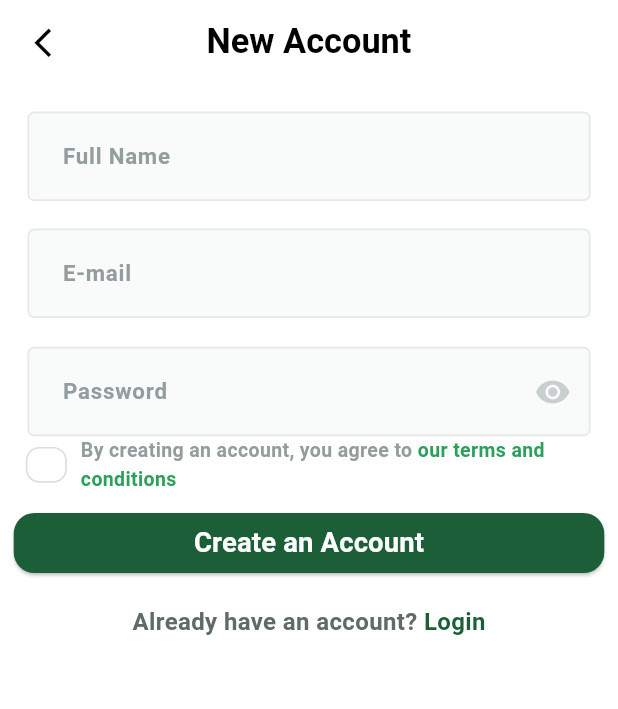
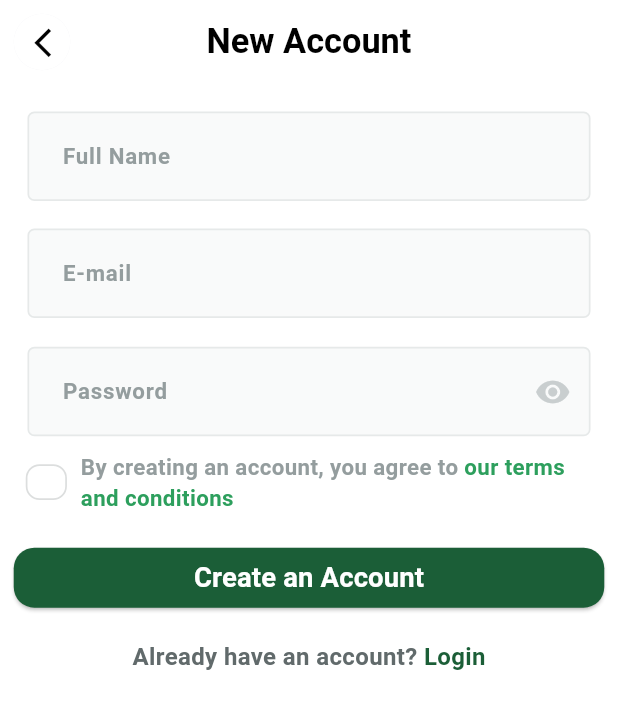
Before and after one commit to AlaaSharshera/Fruitopia, a Flutter app: the SignUpView screen opened by its route, on a phone screen of 412 x 824 dp. Shown: the top 709 px of the screen. Run offline on Flutter 3.47's test engine with Material 3 defaults, Android fonts, the phone set to English and light mode, and no system bars; our stand-ins replace device_preview, flutter_bloc, flutter_screenutil, flutter_svg, google_fonts, otp_text_field and 2 more; accounts and stored records are empty; Roboto replaces fonts that are missing (Cairo).

Commit message:
Improves responsiveness of terms widget

```diff
--- a/lib/features/auth/presentation/widgets/terms_conditions_widget.dart
+++ b/lib/features/auth/presentation/widgets/terms_conditions_widget.dart
@@ -1,4 +1,5 @@
 import 'package:flutter/material.dart';
+import 'package:flutter_screenutil/flutter_screenutil.dart';
 import 'package:fruitopia/features/auth/presentation/widgets/custom_checked_box.dart';
 import 'package:fruitopia/generated/l10n.dart';
 import 'package:google_fonts/google_fonts.dart';
@@ -16,7 +17,7 @@ class _TermsAndConditionsWidgetState extends State<TermsAndConditionsWidget> {
   @override
   Widget build(BuildContext context) {
     return Padding(
-      padding: EdgeInsets.symmetric(horizontal: 8.0),
+      padding: EdgeInsets.symmetric(horizontal: 8.0,vertical:8.h ),
       child: Row(
         children: [
           CustomCheckedBox(isChecked: isTermsAccepted,onChanged: (value) {
@@ -32,7 +33,7 @@ class _TermsAndConditionsWidgetState extends State<TermsAndConditionsWidget> {
                     text: S.of(context).termsOfService,
                     style: GoogleFonts.cairo(
                       color: const Color(0xFF949D9E),
-                      fontSize: 13,
+                      fontSize: 13.sp,
                       fontWeight: FontWeight.w600,
                     ),
                   ),
@@ -40,7 +41,7 @@ class _TermsAndConditionsWidgetState extends State<TermsAndConditionsWidget> {
                     text: S.of(context).acceptTerms,
                     style: GoogleFonts.cairo(
                       color: const Color(0xFF2D9F5D),
-                      fontSize: 13,
+                      fontSize: 13.sp,
                       fontWeight: FontWeight.w600,
                     ),
                   ),
```
